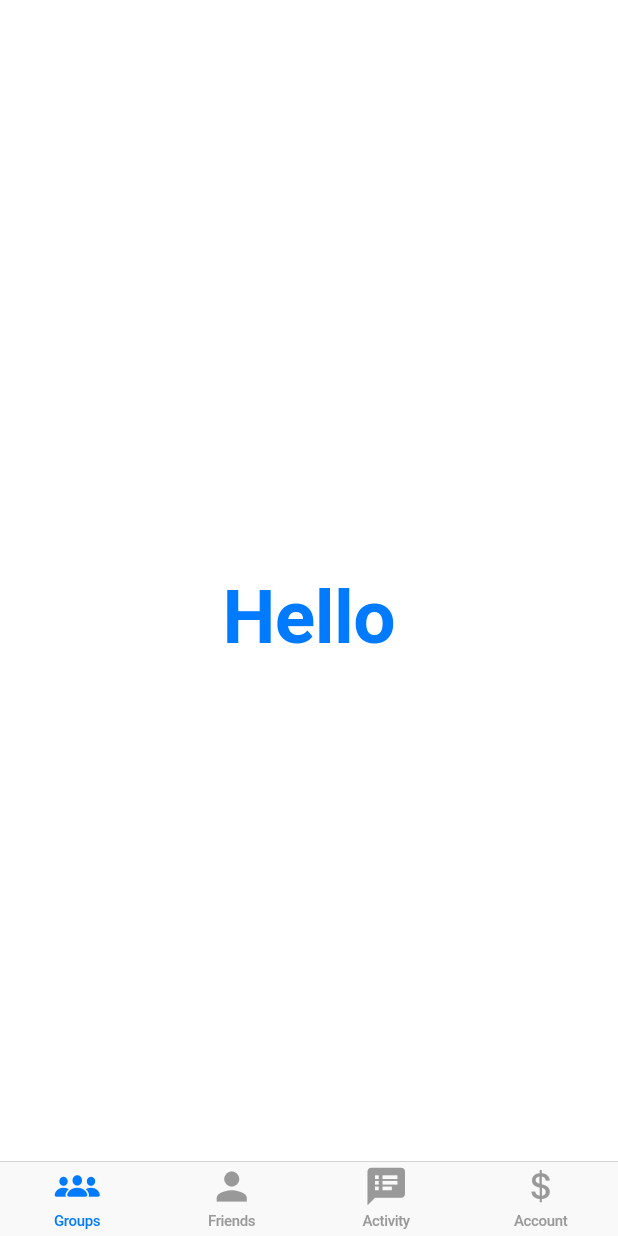
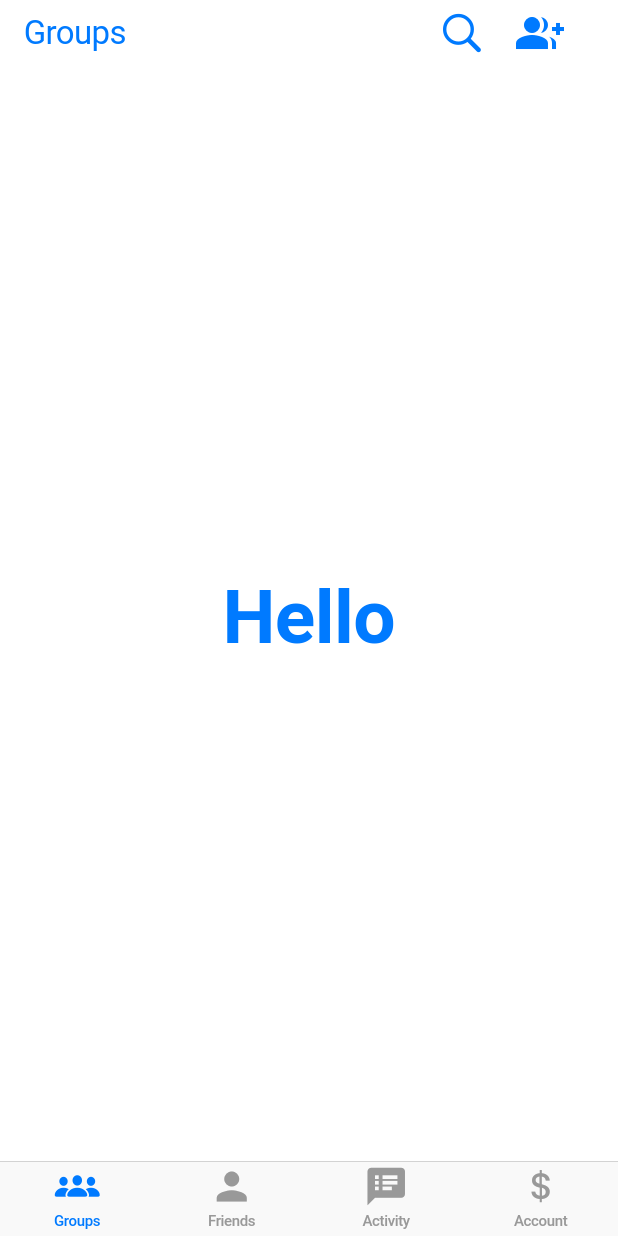
Before and after one commit to Tanay-10/Splitwise-App, a Flutter app: the screen it shows after launch, on a phone screen of 412 x 824 dp. Run offline on Flutter 3.47's test engine with Material 2 defaults, Android fonts, the phone set to English and light mode, and no system bars.

Commit message:
Basic structure

```diff
--- a/lib/main.dart
+++ b/lib/main.dart
@@ -47,18 +47,18 @@ class HomeScreen extends StatelessWidget {
             label: "Groups",
           ),
           BottomNavigationBarItem(
-            // activeIcon: CupertinoButton(
-            //   child: Text(""),
-            //   onPressed: () {
-            //     Navigator.of(context).push(
-            //       CupertinoPageRoute(
-            //         builder: (context) {
-            //           return FriendsScreen();
-            //         },
-            //       ),
-            //     );
-            //   },
-            // ),
+            activeIcon: CupertinoButton(
+              child: Text(""),
+              onPressed: () {
+                Navigator.of(context).push(
+                  CupertinoPageRoute(
+                    builder: (context) {
+                      return FriendsScreen();
+                    },
+                  ),
+                );
+              },
+            ),
             icon: Icon(Icons.person),
             label: "Friends",
           ),
@@ -76,31 +76,31 @@ class HomeScreen extends StatelessWidget {
         return CupertinoTabView(
           builder: (context) {
             return CupertinoPageScaffold(
-              // navigationBar: CupertinoNavigationBar(
-              //   leading: Column(
-              //     mainAxisAlignment: MainAxisAlignment.spaceAround,
-              //     children: [
-              //       Text(
-              //         navTabs[i],
-              //         style: TextStyle(
-              //             fontSize: 22, color: CupertinoColors.activeBlue),
-              //       ),
-              //     ],
-              //   ),
-              //   trailing: Row(
-              //     mainAxisAlignment: MainAxisAlignment.end,
-              //     children: [
-              //       Icon(CupertinoIcons.search),
-              //       SizedBox(
-              //         width: 20,
-              //       ),
-              //       Icon(Icons.group_add_sharp),
-              //       SizedBox(
-              //         width: 20,
-              //       ),
-              //     ],
-              //   ),
-              // ),
+              navigationBar: CupertinoNavigationBar(
+                leading: Column(
+                  mainAxisAlignment: MainAxisAlignment.spaceAround,
+                  children: [
+                    Text(
+                      navTabs[i],
+                      style: TextStyle(
+                          fontSize: 22, color: CupertinoColors.activeBlue),
+                    ),
+                  ],
+                ),
+                trailing: Row(
+                  mainAxisAlignment: MainAxisAlignment.end,
+                  children: [
+                    Icon(CupertinoIcons.search),
+                    SizedBox(
+                      width: 20,
+                    ),
+                    Icon(Icons.group_add_sharp),
+                    SizedBox(
+                      width: 20,
+                    ),
+                  ],
+                ),
+              ),
               child: Center(
                 child: Text(
                   "Hello",
```
